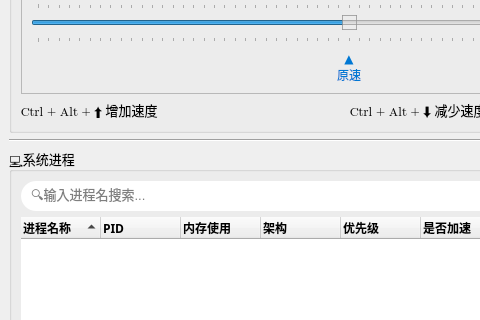
The window that mainwindow.ui (zxlhhyccc/OpenSpeedy) describes before a commit, drawn with Qt 5; both pictures show x 0 to 480 and y 172 to 492 of the 1024 by 768 pixel window.
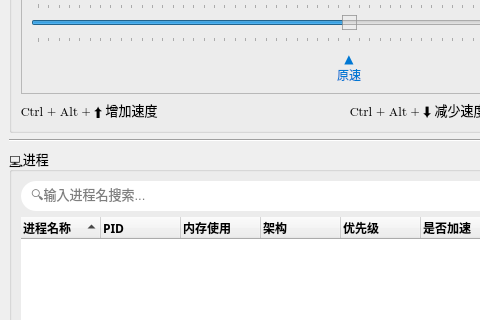
The same window after the commit.

The edit to the form file:
```diff
--- a/mainwindow.ui
+++ b/mainwindow.ui
@@ -632,7 +632,7 @@
          <string notr="true"/>
         </property>
         <property name="title">
-         <string>💻系统进程</string>
+         <string>💻进程</string>
         </property>
         <layout class="QVBoxLayout" name="verticalLayout_4">
          <item>
```
